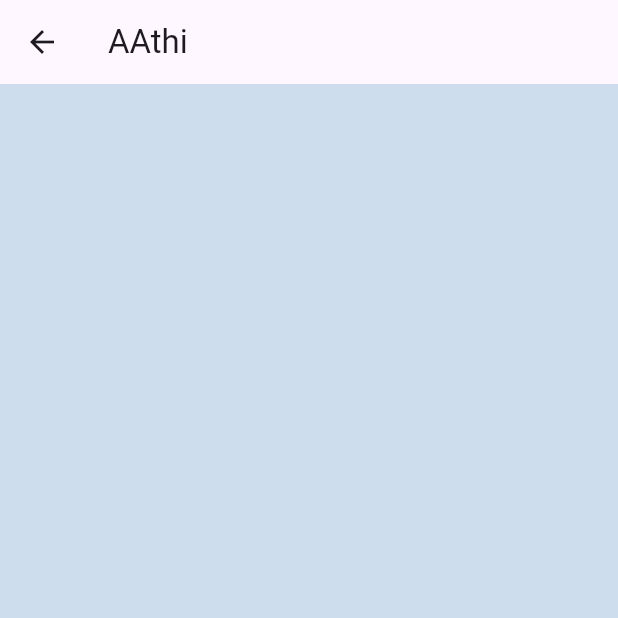
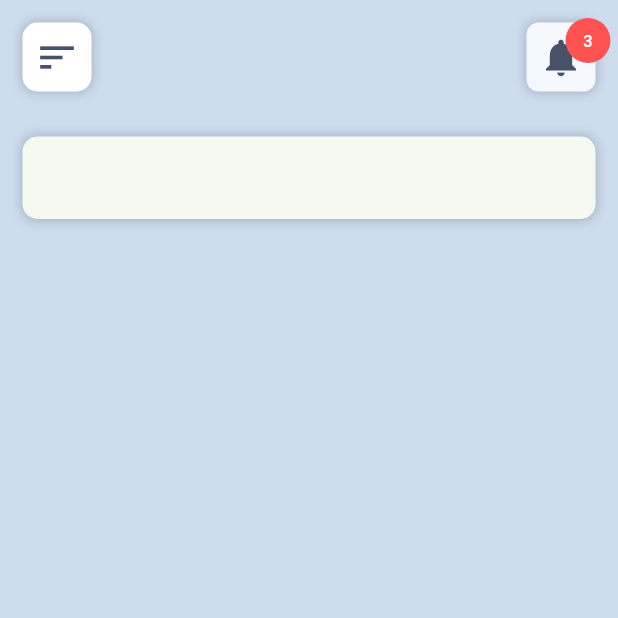
Before and after one commit to Aathi18/Shoe-App, a Flutter app: the HomePage screen opened by its route, on a phone screen of 412 x 824 dp, the top half of it. Run offline on Flutter 3.47's test engine with Material 3 defaults, Android fonts, the phone set to English and light mode, and no system bars; drawn by our look-alikes of badges.

Commit message:
home page

```diff
--- a/lib/pages/HomePage.dart
+++ b/lib/pages/HomePage.dart
@@ -1,5 +1,7 @@
 import 'package:flutter/cupertino.dart';
 import 'package:flutter/material.dart';
+import 'package:flutter/src/material/badge.dart';
+import 'package:badges/badges.dart' as custom_badge;
 
 class HomePage extends StatelessWidget {
   const HomePage({super.key});
@@ -7,9 +9,89 @@ class HomePage extends StatelessWidget {
   @override
   Widget build(BuildContext context) {
     return  Scaffold(
-      appBar: AppBar(
-        title: Text("AAthi"),
-      ),
+      body: SafeArea(
+          child: SingleChildScrollView(
+            child: Column(
+              children: [
+                Padding(
+                    padding: EdgeInsets.all(15),
+                child: Row(
+                      mainAxisAlignment: MainAxisAlignment.spaceBetween,
+                  children: [
+                  Container(
+                    padding: EdgeInsets.all(8),
+                    decoration: BoxDecoration(
+                      color: Colors.white,
+                      borderRadius: BorderRadius.circular(10),
+                      boxShadow: [
+                        BoxShadow(
+                          color: Color(0xFF475269).withOpacity(0.3),
+                          blurRadius: 5,
+                          spreadRadius: 1,
+                        )
+                      ]
+                    ),
+                    child: Icon(Icons.sort,
+                    size: 30,
+                    color: Color(0xFF475269),
+                    ),
+                  ),
+                  Container(
+                    padding:EdgeInsets.all(8),
+                    decoration: BoxDecoration(
+                      color: Color(0xFFF5F9FD),
+                      borderRadius: BorderRadius.circular(8),
+                      boxShadow: [
+                        BoxShadow(
+                          color: Color(0xFF475269).withOpacity(0.3),
+                          blurRadius: 5,
+                          spreadRadius: 1,
+                        )
+                      ]
+                    ),
+                    child: const Badge(
+                        backgroundColor:Colors.redAccent,
+                        padding:EdgeInsets.all(7),
+                        label:Text("3",style: TextStyle(
+                          color: Colors.white,
+                        ),),
+                      child: Icon(Icons.notifications,
+                        size: 30,
+                        color: Color(0xFF475269),
+                      ),
+
+
+                    ),
+
+                  )
+                ],),),
+                SizedBox(height: 15),
+                Container(
+                  margin: EdgeInsets.symmetric(horizontal: 15),
+                  padding: EdgeInsets.symmetric(horizontal: 15),
+                  height: 55,
+                  decoration: BoxDecoration(
+                    color: Color(0xFFF5F9F0),
+                    borderRadius: BorderRadius.circular(10),
+                    boxShadow: [
+                      BoxShadow(
+                        color: Color(0xFF475269).withOpacity(0.3),
+                        blurRadius: 5,
+                        spreadRadius: 1,
+                      )
+                    ]
+                  ),
+                  child: Row(
+                    children: [
+                      Container(
+                        margin: EdgeInsets.only(left: 5),
+                      )
+                    ],
+                  ),
+                )
+              ],
+            ),
+          )),
     );
   }
 }
--- a/pubspec.yaml
+++ b/pubspec.yaml
@@ -30,6 +30,7 @@ environment:
 dependencies:
   flutter:
     sdk: flutter
+  badges: ^3.1.2
 
 
   # The following adds the Cupertino Icons font to your application.
```
Also changed, not shown: pubspec.lock.
